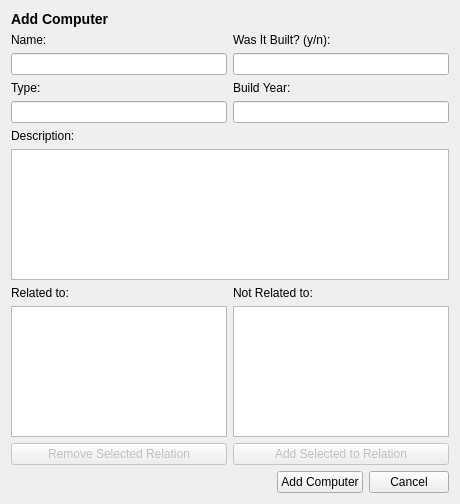
hlynurstef/Verklegt-namskeid-1-vika-3, file vika3/ui/addcomputer.ui: the form before one commit.
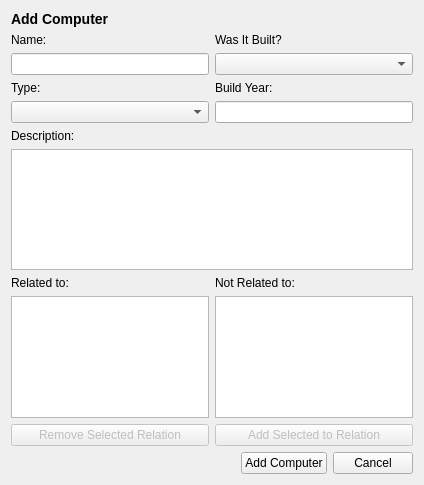
The form after the commit. Icons and pictures are not drawn.

Commit message: added dropdown lists to addPioneer and addComputer, also added some error checks

```diff
--- a/vika3/ui/addcomputer.ui
+++ b/vika3/ui/addcomputer.ui
@@ -6,8 +6,8 @@
    <rect>
     <x>0</x>
     <y>0</y>
-    <width>460</width>
-    <height>504</height>
+    <width>424</width>
+    <height>485</height>
    </rect>
   </property>
   <property name="windowTitle">
@@ -69,7 +69,7 @@
         </layout>
        </item>
        <item>
-        <widget class="QLineEdit" name="input_computer_type"/>
+        <widget class="QComboBox" name="dropdown_type"/>
        </item>
       </layout>
      </item>
@@ -80,7 +80,7 @@
          <item>
           <widget class="QLabel" name="label_computer_birth_year">
            <property name="text">
-            <string>Was It Built? (y/n):</string>
+            <string>Was It Built?</string>
            </property>
           </widget>
          </item>
@@ -94,7 +94,7 @@
         </layout>
        </item>
        <item>
-        <widget class="QLineEdit" name="input_computer_was_it_built"/>
+        <widget class="QComboBox" name="dropdown_was_it_built"/>
        </item>
        <item>
         <layout class="QHBoxLayout" name="horizontalLayout_4">
```
Left out of the diff: 2 changed lines with no effect on the pictures. The commit also changes 5 other files.
